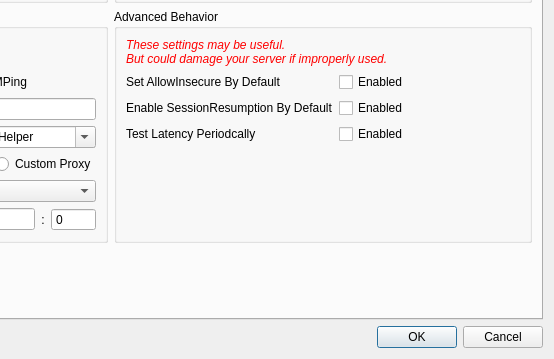
Above: src/ui/widgets/windows/w_PreferencesWindow.ui from Qv2ray/Qv2ray before the change; both pictures show x 332 to 886 and y 244 to 603 of the 886 by 603 pixel window. Below: the same form after it.
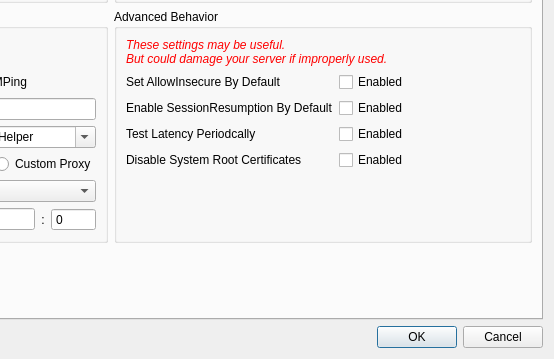
That is the form after the change. Icons and pictures are not drawn.

Commit message: add: added disableSystemRoot global option

```diff
--- a/src/ui/widgets/windows/w_PreferencesWindow.ui
+++ b/src/ui/widgets/windows/w_PreferencesWindow.ui
@@ -633,6 +633,20 @@
               </property>
              </widget>
             </item>
+            <item row="4" column="0">
+             <widget class="QLabel" name="label_7">
+              <property name="text">
+               <string>Disable System Root Certificates</string>
+              </property>
+             </widget>
+            </item>
+            <item row="4" column="1">
+             <widget class="QCheckBox" name="disableSystemRootCB">
+              <property name="text">
+               <string>Enabled</string>
+              </property>
+             </widget>
+            </item>
            </layout>
           </widget>
          </item>
```
The commit also changes 4 other files.
